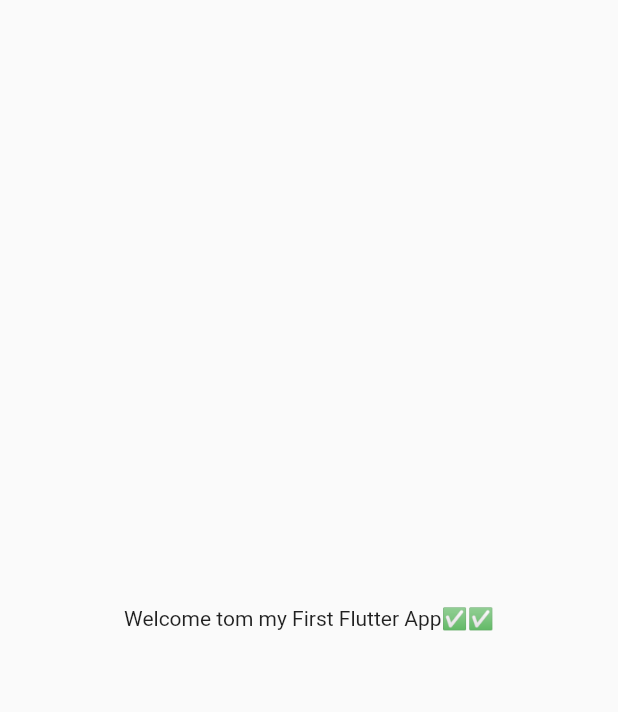
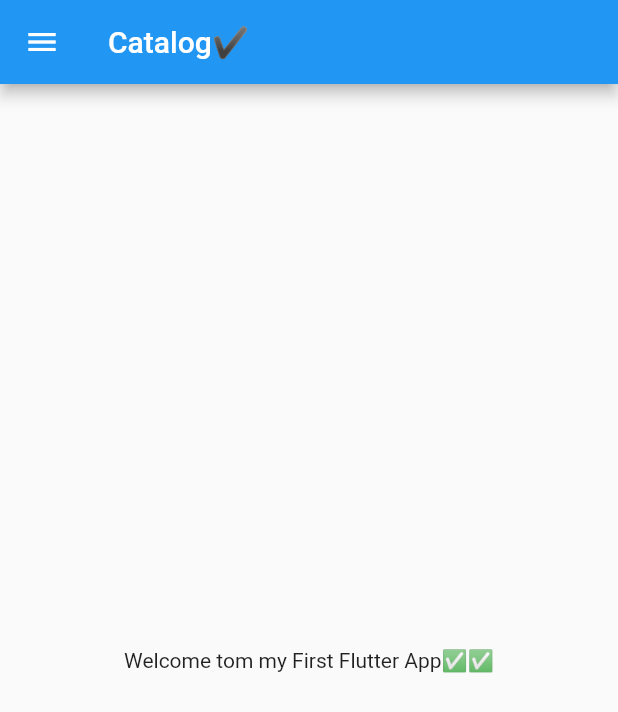
Before and after one commit to sandy088/flutter_catalog, a Flutter app: the screen it shows after launch, on a phone screen of 412 x 824 dp. Shown: the top 712 px of the screen. Run offline on Flutter 3.47's test engine with Material 2 defaults, Android fonts, the phone set to English and light mode, and no system bars.

Commit message:
Day2_completed

```diff
--- /dev/null
+++ b/lib/home_page.dart
@@ -0,0 +1,22 @@
+import 'package:flutter/material.dart';
+
+class Homepage extends StatelessWidget {
+  const Homepage({ Key? key }) : super(key: key);
+
+  @override
+  Widget build(BuildContext context) {
+    return Scaffold(
+      appBar: AppBar(
+        title: Text("Catalog✔"),
+      ),
+
+        body: Center(
+          child: Container(
+            child: Text("Welcome tom my First Flutter App✅✅"),
+          ),
+        ),
+
+        drawer: Drawer(),
+    );
+  }
+}
--- a/lib/main.dart
+++ b/lib/main.dart
@@ -1,4 +1,5 @@
 import 'package:flutter/material.dart';
+import 'package:flutter_catalog/home_page.dart';
 
 void main() {
   runApp(MyApp());
@@ -9,14 +10,10 @@ class MyApp extends StatelessWidget {
 
   @override
   Widget build(BuildContext context) {
+    int days= 1;
+
     return MaterialApp(
-      home: Material(
-        child: Center(
-          child: Container(
-            child: Text("Welcome tom my First Flutter App✅✅"),
-          ),
-        ),
-      ),
+      home: Homepage(),
     );
   }
 }
```
